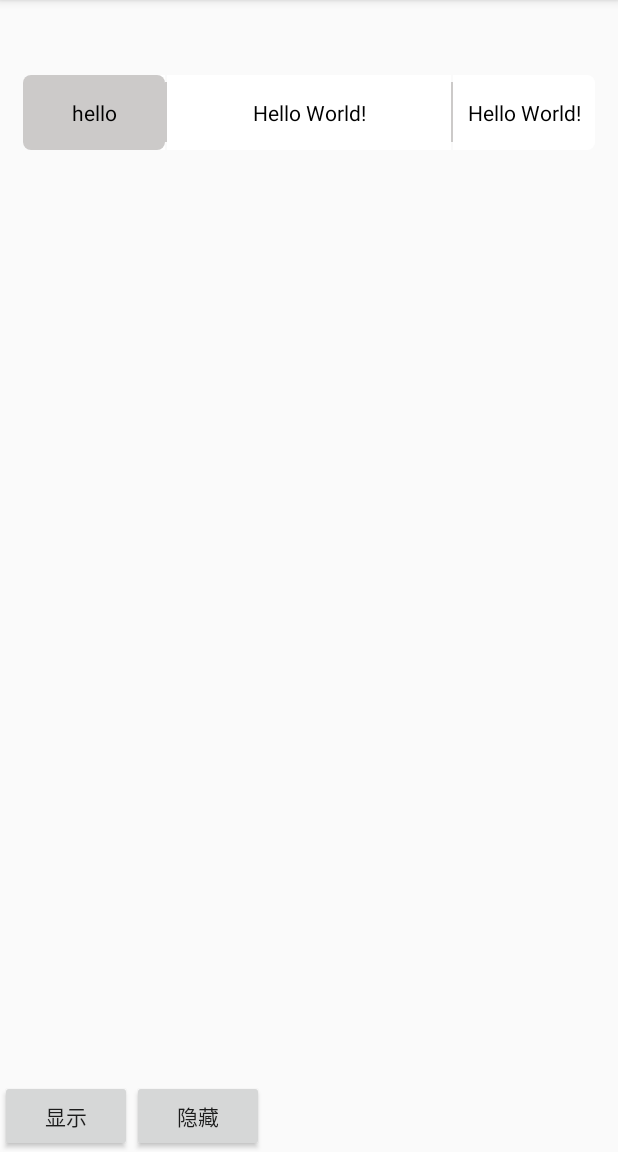
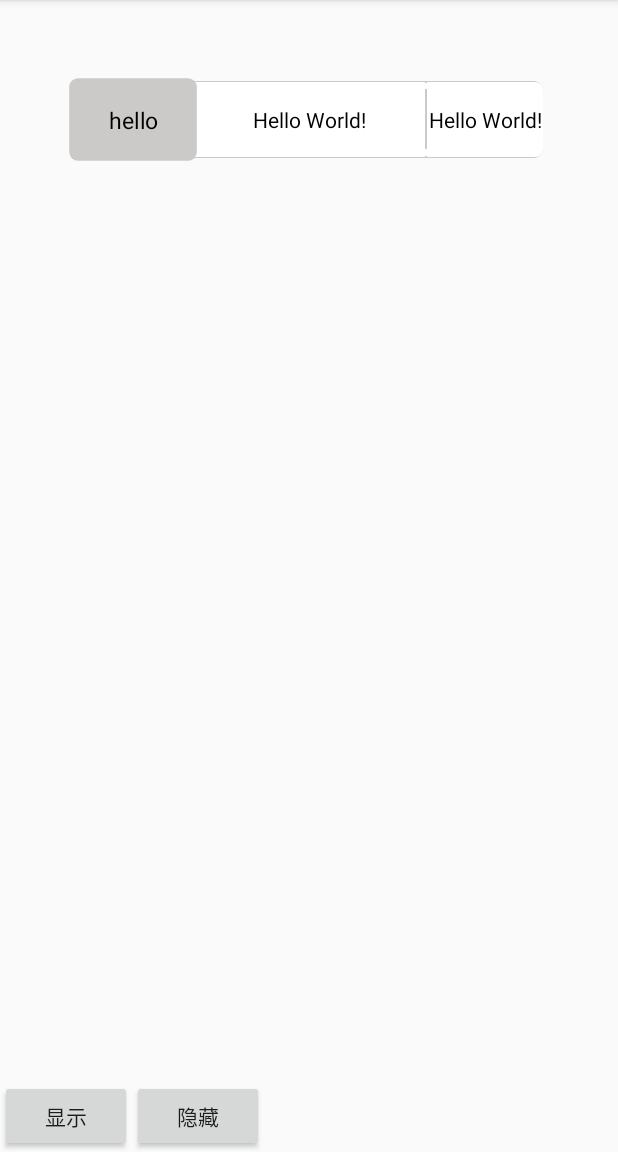
Before and after one commit to wangtonggen/ViewShade, an Android app: the screen it shows after launch (MainActivity), after a tap on "My Hello World!", on a phone screen of 412 x 824 dp, the part 84-1236 px from its top. Run offline under Robolectric (Android 15) with nearby library versions, the phone set to English and light mode, and no system bars; libraries missing offline, so code that uses them is left out: com.fivehundredpx.android, jp.wasabeef.blurry.

Commit message:
1.点击第三个位置错乱

```diff
--- a/app/src/main/java/com/example/myapplication/MainActivity.java
+++ b/app/src/main/java/com/example/myapplication/MainActivity.java
@@ -3,13 +3,16 @@ package com.example.myapplication;
 import androidx.appcompat.app.AppCompatActivity;
 import androidx.appcompat.widget.AppCompatButton;
 import androidx.appcompat.widget.AppCompatTextView;
+import androidx.constraintlayout.widget.ConstraintLayout;
 import androidx.dynamicanimation.animation.SpringAnimation;
 import androidx.dynamicanimation.animation.SpringForce;
 
 import android.animation.Animator;
 import android.animation.AnimatorListenerAdapter;
 import android.animation.AnimatorSet;
+import android.animation.IntEvaluator;
 import android.animation.ObjectAnimator;
+import android.animation.PropertyValuesHolder;
 import android.animation.ValueAnimator;
 import android.graphics.Color;
 import android.os.Bundle;
@@ -19,6 +22,7 @@ import android.view.View;
 import android.view.ViewGroup;
 import android.view.animation.AccelerateDecelerateInterpolator;
 import android.widget.FrameLayout;
+import android.widget.LinearLayout;
 import android.widget.RelativeLayout;
 import android.widget.TextView;
 import android.widget.Toast;
@@ -29,6 +33,7 @@ import jp.wasabeef.blurry.Blurry;
 
 public class MainActivity extends AppCompatActivity implements View.OnClickListener {
 
+    private LinearLayout ll_content;
     private TextView tv1;
     private TextView tv2;
     private TextView tv3;
@@ -62,6 +67,7 @@ public class MainActivity extends AppCompatActivity implements View.OnClickListe
                 handler.postDelayed(this, 1000);
             }
         };
+        ll_content = findViewById(R.id.ll_content);
         tv1 = findViewById(R.id.tv_1);
         tv2 = findViewById(R.id.tv_2);
         tv3 = findViewById(R.id.tv_3);
@@ -115,9 +121,7 @@ public class MainActivity extends AppCompatActivity implements View.OnClickListe
                 }
                 break;
             case R.id.fl_content:
-                RelativeLayout.LayoutParams layoutParams = (RelativeLayout.LayoutParams) fl_content.getLayoutParams();
-                Log.e("222", layoutParams.leftMargin + "---" + layoutParams.topMargin);
-                Log.e("222", fl_content.getX() + "---" + fl_content.getWidth() / 2);
+//                RelativeLayout.LayoutParams layoutParams = (RelativeLayout.LayoutParams) fl_content.getLayoutParams();
                 Toast.makeText(this, fl_content.getX() + fl_content.getWidth() / 2 + "---" + fl_content.getY() + fl_content.getHeight() / 2, Toast.LENGTH_SHORT).show();
                 break;
         }
@@ -132,9 +136,8 @@ public class MainActivity extends AppCompatActivity implements View.OnClickListe
         return fl_content.getVisibility() == View.INVISIBLE;
     }
 
-    private void isShowVisibility(View beforeView) {
+    private void isShowVisibility(final View beforeView) {
         if (this.beforeView != null) {//已经存在beforeView
-//            this.afterView = beforeView;//已经存在设置为afterView
             //先执行位移动画 位移动画执行完在执行显示动画 afterView.getX() - beforeView.getX(), afterView.getY() - beforeView.getY()
             ObjectAnimator translationXAnimator = ObjectAnimator.ofFloat(fl_content, View.TRANSLATION_X, beforeView.getX() - this.beforeView.getX());//
             ObjectAnimator translationYAnimator = ObjectAnimator.ofFloat(fl_content, View.TRANSLATION_Y, beforeView.getY() - this.beforeView.getY());//
@@ -161,11 +164,11 @@ public class MainActivity extends AppCompatActivity implements View.OnClickListe
                 public void onAnimationEnd(Animator animation) {
                     super.onAnimationEnd(animation);
                     fl_content.setVisibility(View.VISIBLE);
-                    showShadeAnimation();
+                    showShadeAnimation(beforeView);
                 }
             });
             animationSet.setInterpolator(new SpringInterpolator(1f));
-            animationSet.playTogether(translationXAnimator, translationYAnimator, widthUpdateTranslation, heightUpdateTranslation);
+            animationSet.playTogether(translationXAnimator, translationYAnimator, widthUpdateTranslation);
             animationSet.setDuration(100);
             animationSet.start();
         } else {
@@ -173,29 +176,25 @@ public class MainActivity extends AppCompatActivity implements View.OnClickListe
             this.beforeView = beforeView;
             fl_content.setVisibility(View.VISIBLE);
             RelativeLayout.LayoutParams layoutParams = (RelativeLayout.LayoutParams) fl_content.getLayoutParams();
-            layoutParams.setMargins((int) beforeView.getX(), (int) beforeView.getY(), 0, 0);
-            layoutParams.leftMargin = (int) beforeView.getX();
-            layoutParams.topMargin = (int) beforeView.getY();
-            layoutParams.width = beforeView.getWidth();
-            layoutParams.height = beforeView.getHeight();
+            layoutParams.leftMargin = (int) this.beforeView.getX()+(int) ll_content.getX();
+//            layoutParams.leftMargin = (int) this.beforeView.getX();
+            layoutParams.topMargin = (int) this.beforeView.getY();
+            layoutParams.width = this.beforeView.getWidth();
+//            layoutParams.height = beforeView.getHeight();
             fl_content.setLayoutParams(layoutParams);
-//            ShadowDrawable.setShadowDrawable(fl_content,Color.parseColor("#CCCAC9"),(int) Utils.dp2px(getResources(),5),
-//                    Color.parseColor("#000000"), (int) Utils.dp2px(getResources(),5), 0, 0);
-//            Log.e("tag", beforeView.getX() + "---" + beforeView.getY() + "---" + fl_content.getLeft() + "---" + fl_content.getTop());
-            showShadeAnimation();
+            showShadeAnimation(beforeView);
         }
     }
 
-    private void showShadeAnimation() {
+    private void showShadeAnimation(View view) {
         //动画
-        ObjectAnimator alphaAnimator = ObjectAnimator.ofFloat(fl_content, "alpha", 0f, 0f, 1f);//
-        ObjectAnimator scaleYAnimator = ObjectAnimator.ofFloat(fl_content, "scaleY", 0f, 0f, 1f);//
-        ObjectAnimator scaleXAnimator = ObjectAnimator.ofFloat(fl_content, "scaleX", 0f, 0f, 1f);//
-        ValueAnimator widthUpdateTranslation = ValueAnimator.ofInt(fl_content.getWidth(), beforeView.getWidth());
+        ObjectAnimator alphaAnimator = ObjectAnimator.ofFloat(fl_content, "alpha", 0f, 0f, 1.0f);//
+        ObjectAnimator scaleYAnimator = ObjectAnimator.ofFloat(fl_content, "scaleY", 0f, 0f, 1.1f);//
+        ObjectAnimator scaleXAnimator = ObjectAnimator.ofFloat(fl_content, "scaleX", 0f, 0f, 1.1f);//
+        ValueAnimator widthUpdateTranslation = ValueAnimator.ofInt(fl_content.getWidth(), view.getWidth());
         widthUpdateTranslation.addUpdateListener(new ValueAnimator.AnimatorUpdateListener() {
             @Override
             public void onAnimationUpdate(ValueAnimator animation) {
-                Log.e("hahah", animation.getAnimatedValue().toString());
                 fl_content.getLayoutParams().width = (Integer) animation.getAnimatedValue();
                 fl_content.requestLayout();
             }
@@ -205,7 +204,6 @@ public class MainActivity extends AppCompatActivity implements View.OnClickListe
         heightUpdateTranslation.addUpdateListener(new ValueAnimator.AnimatorUpdateListener() {
             @Override
             public void onAnimationUpdate(ValueAnimator animation) {
-                Log.e("hahah111", animation.getAnimatedValue().toString());
                 fl_content.getLayoutParams().height = (Integer) animation.getAnimatedValue();
                 fl_content.requestLayout();
             }
@@ -216,14 +214,12 @@ public class MainActivity extends AppCompatActivity implements View.OnClickListe
             @Override
             public void onAnimationEnd(Animator animation) {
                 super.onAnimationEnd(animation);
-//                ShadowDrawable.setShadowDrawable(fl_content,(int) Utils.dp2px(getResources(),20),
-//                        Color.parseColor("#000000"), (int) Utils.dp2px(getResources(),20), 0, 0);
                 count = 3;//重置时间
                 handler.postDelayed(runnable, 1000);
             }
         });
         animatorSet.setInterpolator(new AccelerateDecelerateInterpolator());
-        animatorSet.playTogether(alphaAnimator, scaleXAnimator, scaleYAnimator);
+        animatorSet.playTogether(alphaAnimator, scaleXAnimator, scaleYAnimator,widthUpdateTranslation,heightUpdateTranslation);
         animatorSet.setDuration(300);
         animatorSet.start();
     }
@@ -266,11 +262,13 @@ public class MainActivity extends AppCompatActivity implements View.OnClickListe
         ObjectAnimator translationXAnimator = ObjectAnimator.ofFloat(fl_content, View.TRANSLATION_X, translationX);//
         ObjectAnimator translationYAnimator = ObjectAnimator.ofFloat(fl_content, View.TRANSLATION_Y, translationY);//
         ValueAnimator widthUpdateTranslation = ValueAnimator.ofInt(fl_content.getWidth(), afterView.getWidth());
+        Log.e("eeee",fl_content.getWidth()+"---"+afterView.getWidth());
         widthUpdateTranslation.addUpdateListener(new ValueAnimator.AnimatorUpdateListener() {
             @Override
             public void onAnimationUpdate(ValueAnimator animation) {
                 fl_content.getLayoutParams().width = (Integer) animation.getAnimatedValue();
                 fl_content.requestLayout();
+                Log.e("bef",fl_content.getWidth()+"---"+animation.getAnimatedValue());
             }
         });
 
@@ -287,6 +285,7 @@ public class MainActivity extends AppCompatActivity implements View.OnClickListe
             @Override
             public void onAnimationEnd(Animator animation) {
                 super.onAnimationEnd(animation);
+                Log.e("afterView",fl_content.getX()+"---"+fl_content.getWidth()+"---"+afterView.getWidth());
                 //开始倒计时
                 count = 3;//重置时间
                 handler.postDelayed(runnable, 1000);
--- /dev/null
+++ b/app/src/main/res/drawable/shape_bg.xml
@@ -0,0 +1,6 @@
+<?xml version="1.0" encoding="utf-8"?>
+<shape xmlns:android="http://schemas.android.com/apk/res/android">
+    <solid android:color="@android:color/white"/>
+    <corners android:radius="5dp"/>
+    <stroke android:color="#CCCAC9" android:width="1dp"/>
+</shape>
--- a/app/src/main/res/layout/activity_main.xml
+++ b/app/src/main/res/layout/activity_main.xml
@@ -9,18 +9,20 @@
 
     <RelativeLayout
         android:id="@+id/rl_11"
+        android:layout_width="match_parent"
+        android:layout_height="60dp"
         android:layout_marginTop="50dp"
-        android:layout_width="match_parent"
-        android:paddingRight="15dp"
-        android:paddingLeft="15dp"
-        android:layout_height="50dp"
         app:layout_constraintTop_toTopOf="parent">
 
         <LinearLayout
+            android:id="@+id/ll_content"
+            android:layout_width="match_parent"
+            android:layout_height="51dp"
+            android:layout_marginLeft="50dp"
+            android:layout_marginRight="50dp"
             android:layout_centerInParent="true"
-            android:gravity="center"
-            android:layout_width="match_parent"
-            android:layout_height="match_parent">
+            android:background="@drawable/shape_bg"
+            android:gravity="center">
 
             <TextView
                 android:id="@+id/tv_1"
@@ -66,8 +68,9 @@
 
         <FrameLayout
             android:id="@+id/fl_content"
-            android:layout_width="65dp"
-            android:layout_height="36dp"
+            android:layout_width="wrap_content"
+            android:layout_height="51dp"
+            android:layout_centerVertical="true"
             android:background="@drawable/shape_content"
             android:visibility="invisible">
 
```
